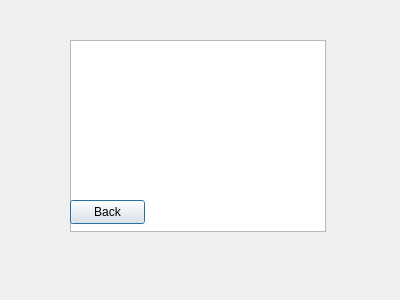
This is MDI/PR10_2_0/showcar.ui in Tania1sll/OOP_practice as Qt 5 draws it before an edit. The edited form follows.
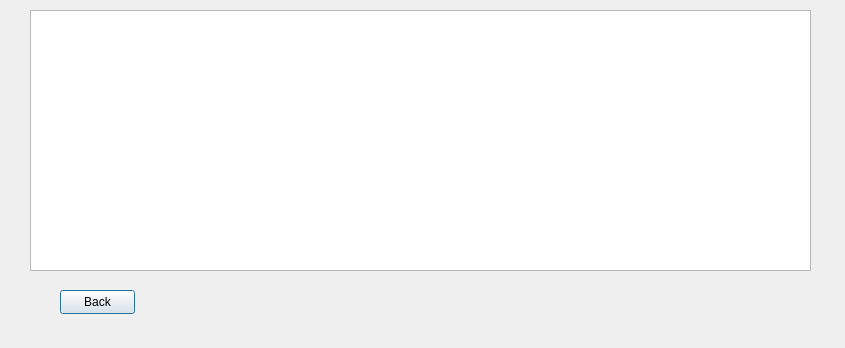
This is the edited form.

The edit to the form file:
```diff
--- a/MDI/PR10_2_0/showcar.ui
+++ b/MDI/PR10_2_0/showcar.ui
@@ -6,28 +6,18 @@
    <rect>
     <x>0</x>
     <y>0</y>
-    <width>400</width>
-    <height>300</height>
+    <width>845</width>
+    <height>348</height>
    </rect>
   </property>
   <property name="windowTitle">
    <string>Dialog</string>
   </property>
-  <widget class="QListWidget" name="ShowCarWidget">
-   <property name="geometry">
-    <rect>
-     <x>70</x>
-     <y>40</y>
-     <width>256</width>
-     <height>192</height>
-    </rect>
-   </property>
-  </widget>
   <widget class="QPushButton" name="BackCar_PB">
    <property name="geometry">
     <rect>
-     <x>70</x>
-     <y>200</y>
+     <x>60</x>
+     <y>290</y>
      <width>75</width>
      <height>24</height>
     </rect>
@@ -36,6 +26,16 @@
     <string>Back</string>
    </property>
   </widget>
+  <widget class="QTableView" name="CarTV">
+   <property name="geometry">
+    <rect>
+     <x>30</x>
+     <y>10</y>
+     <width>781</width>
+     <height>261</height>
+    </rect>
+   </property>
+  </widget>
  </widget>
  <resources/>
  <connections/>
```
